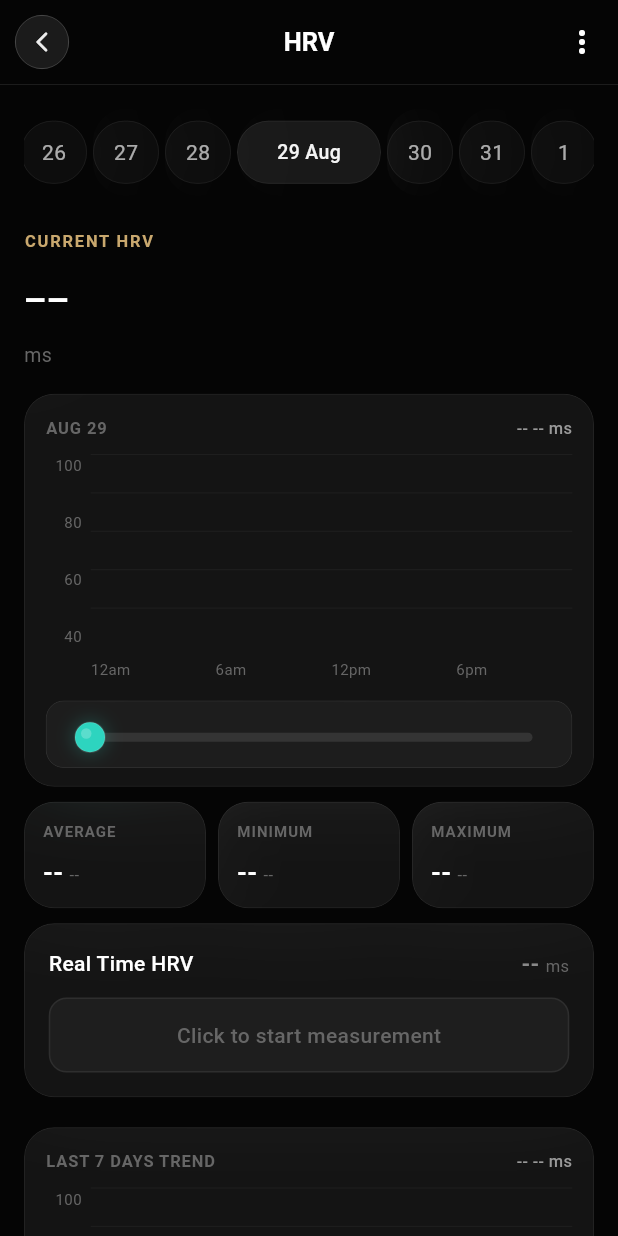
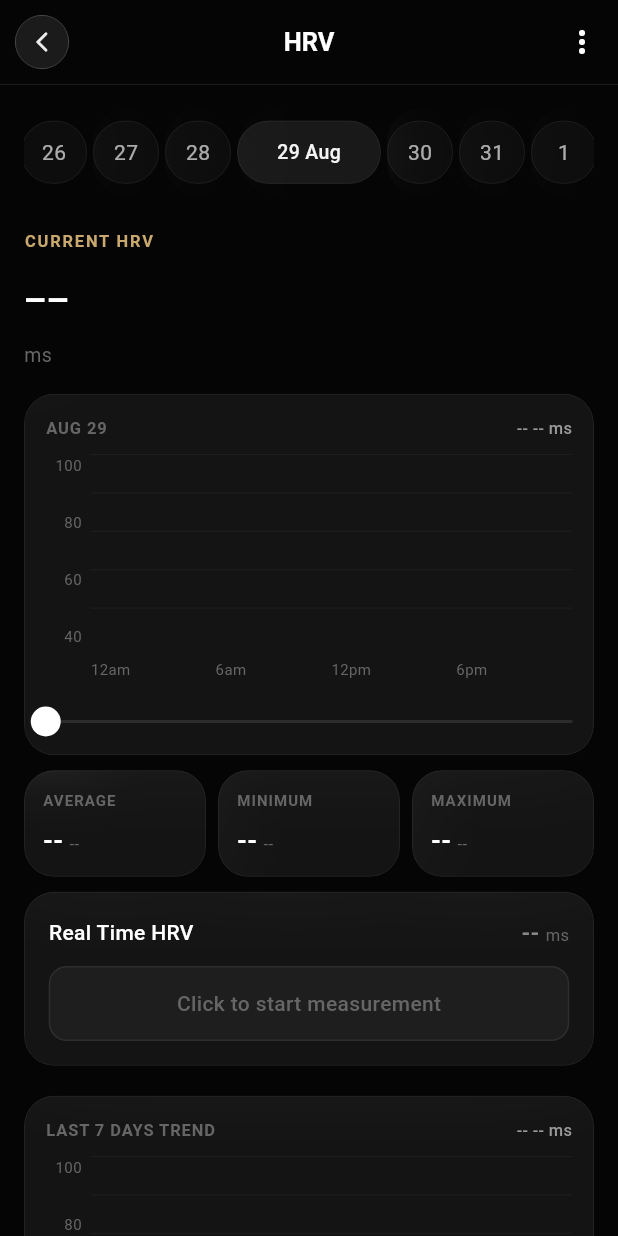
Before and after one commit to sivakumar1306/finalyear_project, a Flutter app: the HrvScreen screen opened by its route, after a tap on "29", on a phone screen of 412 x 824 dp. Run offline on Flutter 3.47's test engine with Material 3 defaults, Android fonts, the phone set to English and light mode, and no system bars; our stand-ins replace camera, firebase_core, firebase_messaging, flutter_compass, flutter_local_notifications, geolocator and 7 more; missing offline and left inert: health; accounts and stored records are empty.

Commit message:
fixed the slider ui

```diff
--- a/lib/widgets/chart_scrubber.dart
+++ b/lib/widgets/chart_scrubber.dart
@@ -35,19 +35,19 @@ class ChartScrubber extends StatelessWidget {
         const SizedBox(height: 4),
         SliderTheme(
           data: SliderThemeData(
-            trackHeight: 6,
-            activeTrackColor: accent.withValues(alpha: 0.85),
+            trackHeight: 2,
+            activeTrackColor: Colors.transparent,
             inactiveTrackColor: AppTheme.white10,
-            secondaryActiveTrackColor: accent.withValues(alpha: 0.35),
-            thumbColor: accent,
-            overlayColor: accent.withValues(alpha: 0.12),
+            secondaryActiveTrackColor: Colors.transparent,
+            thumbColor: Colors.white,
+            overlayColor: Colors.transparent,
             thumbShape: _BallThumbShape(
               thumbRadius: 10,
               accent: accent,
               enabled: enabled,
             ),
-            overlayShape: const RoundSliderOverlayShape(overlayRadius: 18),
-            trackShape: const RoundedRectSliderTrackShape(),
+            overlayShape: SliderComponentShape.noOverlay,
+            trackShape: const _NotchedTrackShape(),
             tickMarkShape: const RoundSliderTickMarkShape(tickMarkRadius: 0),
           ),
           child: Slider(
@@ -86,7 +86,7 @@ class _BallThumbShape extends SliderComponentShape {
 
   @override
   Size getPreferredSize(bool isEnabled, bool isDiscrete) =>
-      Size.fromRadius(thumbRadius + 2);
+      Size.fromRadius(thumbRadius);
 
   @override
   void paint(
@@ -104,31 +104,66 @@ class _BallThumbShape extends SliderComponentShape {
     Size? sizeWithOverflow,
   }) {
     final Canvas canvas = context.canvas;
-    final accentColor = enabled ? accent : AppTheme.textTertiary;
+    final fillPaint = Paint()..color = Colors.white;
+    canvas.drawCircle(center, thumbRadius, fillPaint);
+  }
+}
 
-    // Soft shadow / glow
-    final shadowPaint = Paint()
-      ..color = accentColor.withValues(alpha: 0.25)
-      ..maskFilter = const MaskFilter.blur(BlurStyle.normal, 6);
-    canvas.drawCircle(center, thumbRadius + 1, shadowPaint);
+class _NotchedTrackShape extends SliderTrackShape {
+  const _NotchedTrackShape();
 
-    // Outer thin white border for glass lift
-    final borderPaint = Paint()
-      ..color = Colors.white.withValues(alpha: 0.12)
+  @override
+  Rect getPreferredRect({
+    required RenderBox parentBox,
+    Offset offset = Offset.zero,
+    required SliderThemeData sliderTheme,
+    bool isEnabled = false,
+    bool isDiscrete = false,
+  }) {
+    final trackHeight = sliderTheme.trackHeight ?? 2.0;
+    final trackLeft = offset.dx;
+    final trackTop = offset.dy + (parentBox.size.height - trackHeight) / 2;
+    final trackWidth = parentBox.size.width;
+    return Rect.fromLTWH(trackLeft, trackTop, trackWidth, trackHeight);
+  }
+
+  @override
+  void paint(
+    PaintingContext context,
+    Offset offset, {
+    required RenderBox parentBox,
+    required SliderThemeData sliderTheme,
+    required Animation<double> enableAnimation,
+    required Offset thumbCenter,
+    Offset? secondaryOffset,
+    bool isEnabled = false,
+    bool isDiscrete = false,
+    required TextDirection textDirection,
+  }) {
+    final Canvas canvas = context.canvas;
+
+    final trackPaint = Paint()
+      ..color = sliderTheme.inactiveTrackColor ?? AppTheme.white10
       ..style = PaintingStyle.stroke
-      ..strokeWidth = 1;
-    // Fill
-    final fillPaint = Paint()..color = accentColor;
-    canvas.drawCircle(center, thumbRadius, fillPaint);
-    canvas.drawCircle(center, thumbRadius, borderPaint);
+      ..strokeWidth = sliderTheme.trackHeight ?? 2.0;
 
-    // Inner highlight (top-left) for 3D ball feel - subtle
-    final highlightPaint = Paint()..color = Colors.white.withValues(alpha: 0.22);
-    canvas.drawCircle(
-      Offset(center.dx - thumbRadius * 0.25, center.dy - thumbRadius * 0.25),
-      thumbRadius * 0.35,
-      highlightPaint,
+    final notchRadius = 14.0;
+    final path = Path();
+    path.moveTo(offset.dx, thumbCenter.dy);
+
+    if (thumbCenter.dx - offset.dx > notchRadius) {
+      path.lineTo(thumbCenter.dx - notchRadius, thumbCenter.dy);
+      path.arcToPoint(
+        Offset(thumbCenter.dx + notchRadius, thumbCenter.dy),
+        radius: Radius.circular(notchRadius),
+        clockwise: false,
       );
+      path.lineTo(offset.dx + parentBox.size.width, thumbCenter.dy);
+    } else {
+      path.lineTo(offset.dx + parentBox.size.width, thumbCenter.dy);
+    }
+
+    canvas.drawPath(path, trackPaint);
   }
 }
 
@@ -372,19 +407,7 @@ class _ScrubbableChartState extends State<ScrubbableChart> {
           ],
           if (hasScrubber) ...[
             const SizedBox(height: 14),
-            // Glass track container - thick, easy to grab
-            ClipRRect(
-              borderRadius: BorderRadius.circular(12),
-              child: BackdropFilter(
-                filter: ImageFilter.blur(sigmaX: 10, sigmaY: 10),
-                child: Container(
-                  padding: const EdgeInsets.symmetric(horizontal: 8, vertical: 2),
-                  decoration: BoxDecoration(
-                    color: AppTheme.white04,
-                    borderRadius: BorderRadius.circular(12),
-                    border: Border.all(color: AppTheme.white10, width: 0.5),
-                  ),
-                  child: ChartScrubber(
+            ChartScrubber(
               itemCount: widget.values.length,
               selectedIndex: _selectedIndex,
               accent: widget.accent,
@@ -393,9 +416,6 @@ class _ScrubbableChartState extends State<ScrubbableChart> {
                 setState(() => _selectedIndex = idx);
                 widget.onScrub?.call(idx);
               },
-                  ),
-                ),
-              ),
             ),
           ],
           if (widget.footer != null) ...[
@@ -771,18 +791,7 @@ class _ScrubbableBPChartState extends State<ScrubbableBPChart> {
           ],
           if (hasScrubber) ...[
             const SizedBox(height: 14),
-            ClipRRect(
-              borderRadius: BorderRadius.circular(12),
-              child: BackdropFilter(
-                filter: ImageFilter.blur(sigmaX: 10, sigmaY: 10),
-                child: Container(
-                  padding: const EdgeInsets.symmetric(horizontal: 8, vertical: 2),
-                  decoration: BoxDecoration(
-                    color: AppTheme.white04,
-                    borderRadius: BorderRadius.circular(12),
-                    border: Border.all(color: AppTheme.white10, width: 0.5),
-                  ),
-                  child: ChartScrubber(
+            ChartScrubber(
               itemCount: widget.sbpValues.length,
               selectedIndex: _selectedIndex,
               accent: widget.accent,
@@ -791,9 +800,6 @@ class _ScrubbableBPChartState extends State<ScrubbableBPChart> {
                 setState(() => _selectedIndex = idx);
                 widget.onScrub?.call(idx);
               },
-                  ),
-                ),
-              ),
             ),
           ],
           if (widget.footer != null) ...[
```
Lines whose indentation alone changed are shown as unchanged.
